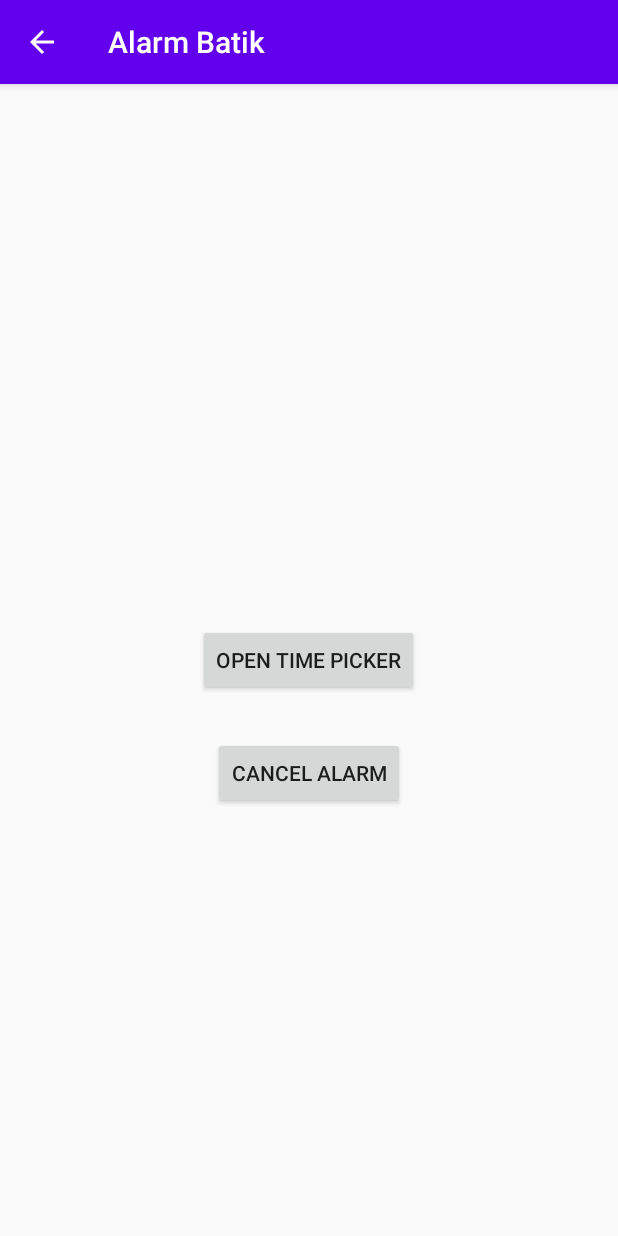
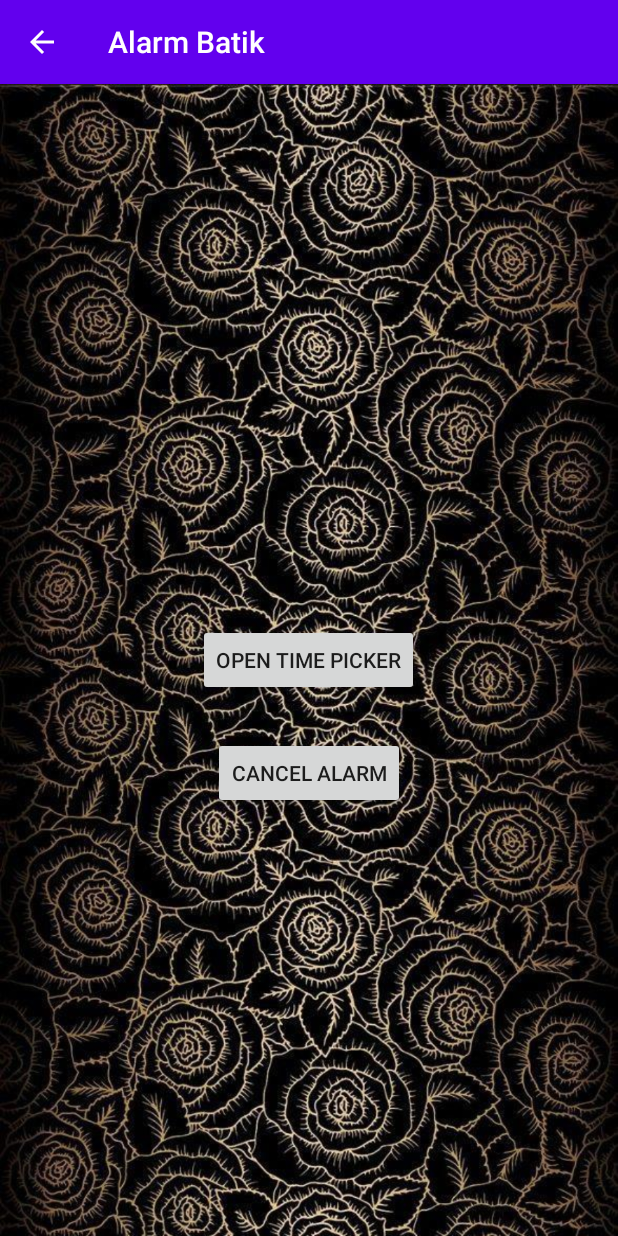
Before and after one commit to 27Breads/B_BATIK, an Android app: the AlarmActivity screen opened directly, with no data from a screen before it, on a phone screen of 412 x 824 dp. Run offline under Robolectric (Android 15) with nearby library versions, the phone set to English and light mode, and no system bars.

Commit message:
menambahkan background pada activity_alarm.xml

```diff
--- a/app/src/main/res/layout/activity_alarm.xml
+++ b/app/src/main/res/layout/activity_alarm.xml
@@ -5,6 +5,8 @@
     xmlns:tools="http://schemas.android.com/tools"
     android:layout_width="match_parent"
     android:layout_height="match_parent"
+    android:orientation="vertical"
+    android:background="@drawable/background"
     tools:context=".MainActivity">
 
     <Button
```
